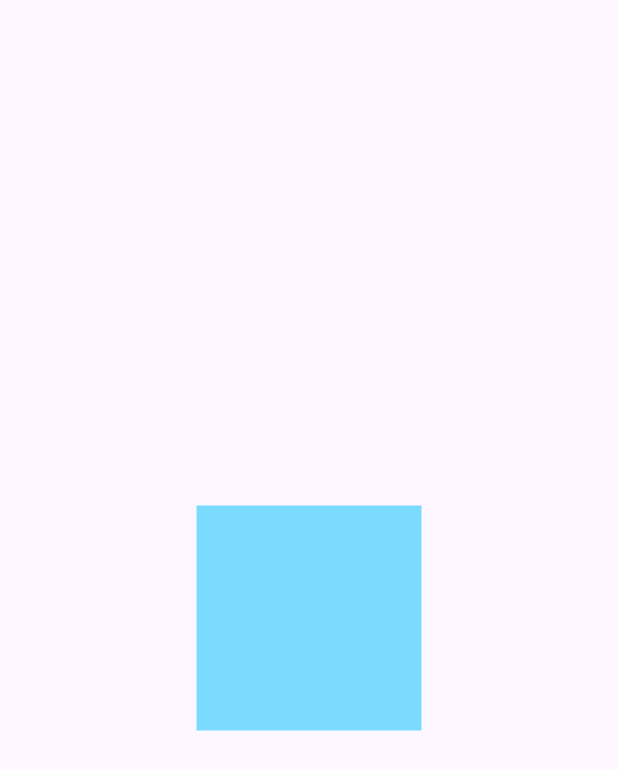
After one commit to aleksandrsovtan/mealup_mobile, a Flutter app: the MainScreen screen opened by its route, after a tap on an icon or button, on a phone screen of 412 x 824 dp. The commit adds this screen. Shown: the top 770 px of the screen. Run offline on Flutter 3.47's test engine with Material 3 defaults, Android fonts, the phone set to English and light mode, and no system bars; our stand-ins replace cached_network_image, cloud_firestore, dartz, email_validator, equatable, firebase_auth and 7 more; accounts and stored records are empty; generated files the repository leaves out were written again; network calls fail; statements that could not run were skipped.

Commit message:
fonts changes, full recipe info page added

```diff
--- /dev/null
+++ b/lib/features/authorized/main/recipes/widgets/recipe_full_description.dart
@@ -0,0 +1,21 @@
+import 'package:flutter/material.dart';
+import 'package:get/get.dart';
+import 'package:mealsup_mobile/presentation/resources/colors.dart';
+
+class RecipeFullDescription extends StatelessWidget {
+  const RecipeFullDescription({super.key});
+
+  @override
+  Widget build(final BuildContext context) => Scaffold(
+        body: Center(
+          child: InkWell(
+            onTap: Get.back,
+            child: Container(
+              color: AppColors.blue,
+              height: 150,
+              width: 150,
+            ),
+          ),
+        ),
+      );
+}
--- a/lib/features/authorized/main/recipes/widgets/recipes_large_card.dart
+++ b/lib/features/authorized/main/recipes/widgets/recipes_large_card.dart
@@ -8,6 +8,7 @@ import 'package:mealsup_mobile/presentation/resources/colors.dart';
 import 'package:mealsup_mobile/presentation/resources/fonts.dart';
 import 'package:mealsup_mobile/presentation/resources/icons.dart';
 import 'package:mealsup_mobile/presentation/widgets/custom_like_button.dart';
+import 'package:mealsup_mobile/routes.dart';
 
 class RecipesLargeCard extends GetView<RecipesScreenController> {
   const RecipesLargeCard({
@@ -27,7 +28,9 @@ class RecipesLargeCard extends GetView<RecipesScreenController> {
   Widget build(final BuildContext context) => Obx(
         () => Stack(
           children: [
-            Container(
+            InkWell(
+              onTap: () => Get.toNamed(Routes.recipeFullDescription),
+              child: Container(
                 height: 235,
                 width: 225,
                 decoration: BoxDecoration(
@@ -116,6 +119,7 @@ class RecipesLargeCard extends GetView<RecipesScreenController> {
                   ],
                 ),
               ),
+            ),
             Positioned(
               right: 8,
               top: 8,
--- a/lib/features/authorized/main/recipes/widgets/recipes_tabs.dart
+++ b/lib/features/authorized/main/recipes/widgets/recipes_tabs.dart
@@ -29,7 +29,7 @@ class RecipesTabs extends GetView<RecipesScreenController> {
                               : AppColors.primaryColor,
                           fontWeight: controller.isFavorite.value
                               ? FontWeight.w400
-                              : FontWeight.w600,
+                              : FontWeight.w500,
                           fontSize: 17,
                         ),
                       ),
@@ -58,7 +58,7 @@ class RecipesTabs extends GetView<RecipesScreenController> {
                               ? AppColors.primaryColor
                               : AppColors.hintColor,
                           fontWeight: controller.isFavorite.value
-                              ? FontWeight.w600
+                              ? FontWeight.w500
                               : FontWeight.w400,
                           fontSize: 17,
                         ),
--- a/lib/presentation/widgets/custom_search_field.dart
+++ b/lib/presentation/widgets/custom_search_field.dart
@@ -50,7 +50,7 @@ class CustomSearchField extends StatelessWidget {
           contentPadding:
               const EdgeInsets.symmetric(horizontal: 16, vertical: 14),
           hintText: hintText,
-          hintStyle: AppTextStyles.h2.copyWith(
+          hintStyle: AppTextStyles.dmSans16.copyWith(
             color: AppColors.hintColor,
           ),
           prefixIcon: Padding(
--- a/lib/routes.dart
+++ b/lib/routes.dart
@@ -1,6 +1,7 @@
 import 'package:get/get.dart';
 import 'package:mealsup_mobile/features/authorized/main/main_screen.dart';
 import 'package:mealsup_mobile/features/authorized/main/main_screen_bindings.dart';
+import 'package:mealsup_mobile/features/authorized/main/recipes/widgets/recipe_full_description.dart';
 import 'package:mealsup_mobile/features/unauthorized/sign_in/sign_in_screen.dart';
 import 'package:mealsup_mobile/features/unauthorized/sign_in/sign_in_screen_bindings.dart';
 import 'package:mealsup_mobile/features/unauthorized/sign_up/setup_step_page.dart';
@@ -48,6 +49,11 @@ class GetPages {
           binding: MainScreenBindings(),
           transition: Transition.noTransition,
         ),
+        GetPage(
+          name: Routes.recipeFullDescription,
+          page: () => const RecipeFullDescription(),
+          transition: Transition.downToUp,
+        ),
       ];
 }
 
@@ -56,14 +62,15 @@ class Routes {
 
   // AUTHORIZATION
   static const welcome = '/welcome';
-  static const signIn = '/signIn';
-  static const signUp = '/signUp';
-  static const signUpSteps = '/signUpsteps';
+  static const signIn = '/sign-in';
+  static const signUp = '/sign-up';
+  static const signUpSteps = '/sign-upsteps';
 
   // HOME
   static const main = '/main';
   static const recipes = '/recipes';
-  static const mealPlans = '/meal_plans';
+  static const mealPlans = '/meal-plans';
   static const achievements = '/achievements';
   static const more = '/more';
+  static const recipeFullDescription = '/recipe-full-description';
 }
```
Also changed, not shown: lib/data/model/response/recipe_model.dart (added, +64 -0 lines), lib/data/model/response/water_glass_model.dart (deleted, +0 -43 lines). Lines whose indentation alone changed are shown as unchanged.
